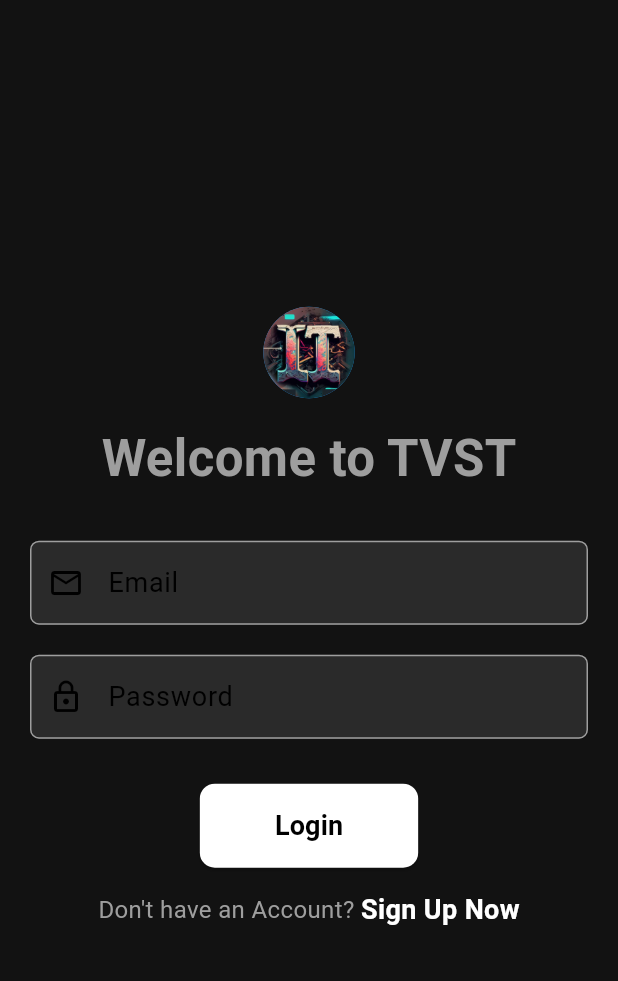
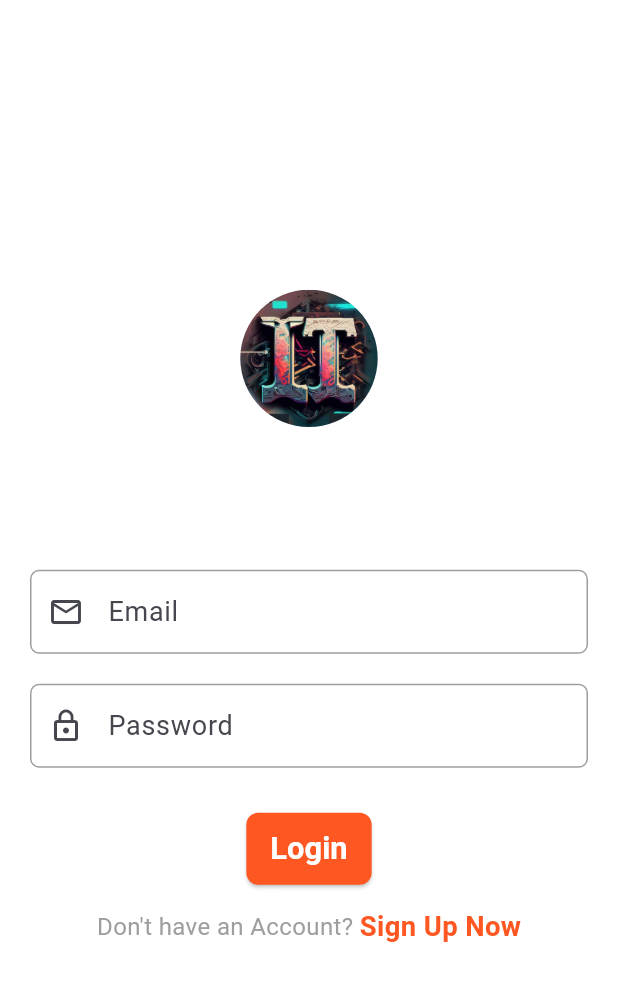
Before and after one commit to tunckankilic/tvst, a Flutter app: the screen it shows after launch, on a phone screen of 412 x 824 dp. Shown: the top 981 px of the screen. Run offline on Flutter 3.47's test engine with Material 3 defaults, Android fonts, the phone set to English and light mode, and no system bars; our stand-ins replace cloud_firestore, firebase_auth, firebase_core, firebase_storage, flutter_screenutil, get and 7 more; missing offline and left inert: video_compress; accounts and stored records are empty; Roboto replaces fonts that are missing (Acme).

Commit message:
release update

```diff
--- a/lib/consts/theme.dart
+++ b/lib/consts/theme.dart
@@ -3,112 +3,192 @@ import 'package:flutter_screenutil/flutter_screenutil.dart';
 import 'package:get/get.dart';
 import 'package:get_storage/get_storage.dart';
 
-// Tema renkleri
-class AppColors {
-  static const Color primaryLight = Color(0xFF00F2EA);
-  static const Color primaryDark = Color(0xFF00D2FF);
-  static const Color secondaryLight = Color(0xFFFF0050);
-  static const Color secondaryDark = Color(0xFFFF3B70);
-  static const Color backgroundLight = Color(0xFFFFFFFF);
-  static const Color backgroundDark = Color(0xFF121212);
-  static const Color surfaceLight = Color(0xFFF0F0F0);
-  static const Color surfaceDark = Color(0xFF1E1E1E);
-  static const Color textLight = Color(0xFF000000);
-  static const Color textDark = Color(0xFFFFFFFF);
-}
+import 'package:flutter/material.dart';
+import 'package:google_fonts/google_fonts.dart';
 
-// Tema tanımlamaları
 class AppTheme {
-  static final ThemeData theme = ThemeData(
-    primaryColor: Color(0xFF1E88E5), // Koyu arka plan
-    scaffoldBackgroundColor: Color(0xFF121212),
+  static ThemeData get lightTheme {
+    return ThemeData(
+      useMaterial3: true,
+      colorScheme: ColorScheme.fromSeed(
+        seedColor: const Color(0xFF1A237E),
+        primary: const Color(0xFF1A237E),
+        secondary: const Color(0xFFFF5722),
+        background: const Color(0xFFF5F5F5),
+        surface: Colors.white,
+        onPrimary: Colors.white,
+        onSecondary: Colors.white,
+        onBackground: const Color(0xFF333333),
+        onSurface: const Color(0xFF333333),
+      ),
       textTheme: TextTheme(
-      displayLarge: TextStyle(
+        displayLarge: GoogleFonts.montserrat(
+          fontSize: 32,
+          fontWeight: FontWeight.bold,
+          color: const Color(0xFF333333),
+        ),
+        displayMedium: GoogleFonts.montserrat(
+          fontSize: 28,
+          fontWeight: FontWeight.bold,
+          color: const Color(0xFF333333),
+        ),
+        displaySmall: GoogleFonts.montserrat(
+          fontSize: 24,
+          fontWeight: FontWeight.w600,
+          color: const Color(0xFF333333),
+        ),
+        headlineMedium: GoogleFonts.montserrat(
+          fontSize: 20,
+          fontWeight: FontWeight.w600,
+          color: const Color(0xFF333333),
+        ),
+        bodyLarge: GoogleFonts.roboto(
+          fontSize: 16,
+          fontWeight: FontWeight.normal,
+          color: const Color(0xFF333333),
+        ),
+        bodyMedium: GoogleFonts.roboto(
+          fontSize: 14,
+          fontWeight: FontWeight.normal,
+          color: const Color(0xFF333333),
+        ),
+      ),
+      appBarTheme: AppBarTheme(
+        backgroundColor: const Color(0xFF1A237E),
+        foregroundColor: Colors.white,
+        elevation: 0,
+        centerTitle: true,
+        titleTextStyle: GoogleFonts.montserrat(
+          fontSize: 20,
+          fontWeight: FontWeight.bold,
           color: Colors.white,
-        fontSize: 24.sp,
-        fontWeight: FontWeight.bold,
         ),
-      displayMedium: TextStyle(
+      ),
+      cardTheme: CardTheme(
+        elevation: 2,
+        shape: RoundedRectangleBorder(borderRadius: BorderRadius.circular(12)),
         color: Colors.white,
-        fontSize: 20.sp,
+      ),
+      elevatedButtonTheme: ElevatedButtonThemeData(
+        style: ElevatedButton.styleFrom(
+          backgroundColor: const Color(0xFFFF5722),
+          foregroundColor: Colors.white,
+          textStyle: GoogleFonts.roboto(
+            fontSize: 16,
             fontWeight: FontWeight.w600,
           ),
-      bodyLarge: TextStyle(
-        color: Colors.white,
-        fontSize: 16.sp,
-      ),
-      bodyMedium: TextStyle(
-        color: Colors.white70,
-        fontSize: 14.sp,
-      ),
-    ),
-    iconTheme: IconThemeData(
-      color: Colors.white,
-      size: 24.sp,
-    ),
-    buttonTheme: ButtonThemeData(
-      buttonColor: Color(0xFF1E88E5),
-      textTheme: ButtonTextTheme.primary,
-      shape: RoundedRectangleBorder(
-        borderRadius: BorderRadius.circular(8.r),
+          padding: const EdgeInsets.symmetric(horizontal: 16, vertical: 12),
+          shape: RoundedRectangleBorder(borderRadius: BorderRadius.circular(8)),
         ),
       ),
       inputDecorationTheme: InputDecorationTheme(
-      fillColor: Colors.white10,
+        border: OutlineInputBorder(
+          borderRadius: BorderRadius.circular(8),
+          borderSide: const BorderSide(color: Color(0xFF1A237E)),
+        ),
+        focusedBorder: OutlineInputBorder(
+          borderRadius: BorderRadius.circular(8),
+          borderSide: const BorderSide(color: Color(0xFFFF5722), width: 2),
+        ),
         filled: true,
+        fillColor: Colors.white,
+        labelStyle: GoogleFonts.roboto(color: const Color(0xFF333333)),
+      ),
+      iconTheme: const IconThemeData(color: Color(0xFF1A237E)),
+    );
+  }
+
+  static ThemeData get darkTheme {
+    return ThemeData(
+      useMaterial3: true,
+      colorScheme: ColorScheme.fromSeed(
+        seedColor: const Color(0xFF1A237E),
+        brightness: Brightness.dark,
+        primary: const Color(0xFF3949AB),
+        secondary: const Color(0xFFFF7043),
+        background: const Color(0xFF121212),
+        surface: const Color(0xFF1E1E1E),
+        onPrimary: Colors.white,
+        onSecondary: Colors.white,
+        onBackground: Colors.white,
+        onSurface: Colors.white,
+      ),
+      textTheme: TextTheme(
+        displayLarge: GoogleFonts.montserrat(
+          fontSize: 32,
+          fontWeight: FontWeight.bold,
+          color: Colors.white,
+        ),
+        displayMedium: GoogleFonts.montserrat(
+          fontSize: 28,
+          fontWeight: FontWeight.bold,
+          color: Colors.white,
+        ),
+        displaySmall: GoogleFonts.montserrat(
+          fontSize: 24,
+          fontWeight: FontWeight.w600,
+          color: Colors.white,
+        ),
+        headlineMedium: GoogleFonts.montserrat(
+          fontSize: 20,
+          fontWeight: FontWeight.w600,
+          color: Colors.white,
+        ),
+        bodyLarge: GoogleFonts.roboto(
+          fontSize: 16,
+          fontWeight: FontWeight.normal,
+          color: Colors.white,
+        ),
+        bodyMedium: GoogleFonts.roboto(
+          fontSize: 14,
+          fontWeight: FontWeight.normal,
+          color: Colors.white,
+        ),
+      ),
+      appBarTheme: AppBarTheme(
+        backgroundColor: const Color(0xFF1A237E),
+        foregroundColor: Colors.white,
+        elevation: 0,
+        centerTitle: true,
+        titleTextStyle: GoogleFonts.montserrat(
+          fontSize: 20,
+          fontWeight: FontWeight.bold,
+          color: Colors.white,
+        ),
+      ),
+      cardTheme: CardTheme(
+        elevation: 2,
+        shape: RoundedRectangleBorder(borderRadius: BorderRadius.circular(12)),
+        color: const Color(0xFF1E1E1E),
+      ),
+      elevatedButtonTheme: ElevatedButtonThemeData(
+        style: ElevatedButton.styleFrom(
+          backgroundColor: const Color(0xFFFF7043),
+          foregroundColor: Colors.white,
+          textStyle: GoogleFonts.roboto(
+            fontSize: 16,
+            fontWeight: FontWeight.w600,
+          ),
+          padding: const EdgeInsets.symmetric(horizontal: 16, vertical: 12),
+          shape: RoundedRectangleBorder(borderRadius: BorderRadius.circular(8)),
+        ),
+      ),
+      inputDecorationTheme: InputDecorationTheme(
         border: OutlineInputBorder(
-        borderRadius: BorderRadius.circular(8.r),
-        borderSide: BorderSide.none,
+          borderRadius: BorderRadius.circular(8),
+          borderSide: const BorderSide(color: Color(0xFF3949AB)),
         ),
-      hintStyle: TextStyle(color: Colors.white54),
+        focusedBorder: OutlineInputBorder(
+          borderRadius: BorderRadius.circular(8),
+          borderSide: const BorderSide(color: Color(0xFFFF7043), width: 2),
         ),
-    colorScheme: ColorScheme.fromSwatch()
-        .copyWith(secondary: Color(0xFFFFA000))
-        .copyWith(background: Color(0xFF121212)),
+        filled: true,
+        fillColor: const Color(0xFF2C2C2C),
+        labelStyle: GoogleFonts.roboto(color: Colors.white70),
+      ),
+      iconTheme: const IconThemeData(color: Color(0xFF3949AB)),
     );
-  static final ThemeData lightTheme = ThemeData(
-    brightness: Brightness.light,
-    primaryColor: AppColors.primaryLight,
-    scaffoldBackgroundColor: AppColors.backgroundLight,
-    colorScheme: const ColorScheme.light(
-      primary: AppColors.primaryLight,
-      secondary: AppColors.secondaryLight,
-      surface: AppColors.surfaceLight,
-      onPrimary: AppColors.textLight,
-      onSecondary: AppColors.textLight,
-      onSurface: AppColors.textLight,
-    ),
-    appBarTheme: const AppBarTheme(
-      color: AppColors.primaryLight,
-      iconTheme: IconThemeData(color: AppColors.textLight),
-    ),
-    textTheme: const TextTheme(
-      bodyLarge: TextStyle(color: AppColors.textLight),
-      bodyMedium: TextStyle(color: AppColors.textLight),
-    ),
-  );
-
-  static final ThemeData darkTheme = ThemeData(
-    brightness: Brightness.dark,
-    primaryColor: AppColors.primaryDark,
-    scaffoldBackgroundColor: AppColors.backgroundDark,
-    colorScheme: const ColorScheme.dark(
-      primary: AppColors.primaryDark,
-      secondary: AppColors.secondaryDark,
-      surface: AppColors.surfaceDark,
-      onPrimary: AppColors.textDark,
-      onSecondary: AppColors.textDark,
-      onSurface: AppColors.textDark,
-    ),
-    appBarTheme: const AppBarTheme(
-      color: AppColors.primaryDark,
-      iconTheme: IconThemeData(color: AppColors.textDark),
-    ),
-    textTheme: const TextTheme(
-      bodyLarge: TextStyle(color: AppColors.textDark),
-      bodyMedium: TextStyle(color: AppColors.textDark),
-    ),
-  );
+  }
 }
 
 // Tema kontrolcüsü
--- a/lib/main.dart
+++ b/lib/main.dart
@@ -29,13 +29,15 @@ class MyApp extends StatelessWidget {
   @override
   Widget build(BuildContext context) {
     return ScreenUtilInit(
-      designSize: const Size(375, 812),
+      designSize: const Size(360, 690),
       minTextAdapt: true,
       builder: (context, child) {
         return GetMaterialApp(
           title: 'TVST',
           debugShowCheckedModeBanner: false,
-          theme: AppTheme.theme,
+          theme: AppTheme.lightTheme,
+          darkTheme: AppTheme.darkTheme,
+          themeMode: ThemeMode.system,
           home: client != null ? const HomeScreen() : const LoginScreen(),
           initialBinding:
               client != null ? HomeBindings() : AuthenticationBindings(),
--- a/lib/view/auth/login_screen.dart
+++ b/lib/view/auth/login_screen.dart
@@ -2,6 +2,7 @@ import 'package:flutter/material.dart';
 import 'package:flutter_screenutil/flutter_screenutil.dart';
 import 'package:get/get.dart';
 import 'package:google_fonts/google_fonts.dart';
+import 'package:tvst/consts/theme.dart';
 import 'package:tvst/view/auth/registration_screen.dart';
 import 'package:tvst/view/widgets/input_text_widget.dart';
 import 'authentication_controller.dart';
@@ -25,9 +26,9 @@ class LoginScreen extends GetView<AuthenticationController> {
                 const SizedBox(height: 20),
                 _buildPasswordInput(),
                 const SizedBox(height: 30),
-                _buildLoginButton(),
+                _buildLoginButton(context),
                 const SizedBox(height: 15),
-                _buildSignUpPrompt(),
+                _buildSignUpPrompt(context),
               ],
             ),
           ),
@@ -36,22 +37,57 @@ class LoginScreen extends GetView<AuthenticationController> {
     );
   }
 
+  Widget _buildLoginButton(BuildContext context) {
+    return Obx(
+      () => controller.showProgressBar.value
+          ? CircularProgressIndicator(
+              color: Theme.of(context).colorScheme.secondary)
+          : ElevatedButton(
+              onPressed: _handleLogin,
+              child: Text(
+                "Login",
+                style: TextStyle(fontSize: 18.sp, fontWeight: FontWeight.w600),
+              ),
+            ),
+    );
+  }
+
+  Widget _buildSignUpPrompt(BuildContext context) {
+    return Row(
+      mainAxisAlignment: MainAxisAlignment.center,
+      children: [
+        Text("Don't have an Account? ",
+            style: TextStyle(fontSize: 14.sp, color: Colors.grey)),
+        GestureDetector(
+          onTap: () => Get.to(() => const RegistrationScreen()),
+          child: Text(
+            "Sign Up Now",
+            style: TextStyle(
+              fontSize: 16.sp,
+              color: Theme.of(context).colorScheme.secondary,
+              fontWeight: FontWeight.bold,
+            ),
+          ),
+        ),
+      ],
+    );
+  }
+
   Widget _buildWelcomeText() {
     return Column(
       children: [
         CircleAvatar(
-          radius: 30.r,
-          backgroundImage: AssetImage(
-            "images/512.png",
-          ),
+          radius: 40.r,
+          backgroundImage: AssetImage("images/512.png"),
         ),
-        const SizedBox(
-          height: 16,
-        ),
+        SizedBox(height: 16.h),
         Text(
           "Welcome to TVST",
-          style: GoogleFonts.acme(
-              fontSize: 34, color: Colors.grey, fontWeight: FontWeight.bold),
+          style: GoogleFonts.poppins(
+            fontSize: 28.sp,
+            fontWeight: FontWeight.bold,
+            color: Colors.white,
+          ),
         ),
       ],
     );
@@ -75,30 +111,6 @@ class LoginScreen extends GetView<AuthenticationController> {
     );
   }
 
-  Widget _buildLoginButton() {
-    return Obx(
-      () => controller.showProgressBar.value
-          ? const CircularProgressIndicator()
-          : ElevatedButton(
-              onPressed: _handleLogin,
-              style: ElevatedButton.styleFrom(
-                backgroundColor: Colors.white,
-                padding:
-                    const EdgeInsets.symmetric(horizontal: 50, vertical: 15),
-                shape: RoundedRectangleBorder(
-                    borderRadius: BorderRadius.circular(10)),
-              ),
-              child: const Text(
-                "Login",
-                style: TextStyle(
-                    fontSize: 18,
-                    color: Colors.black,
-                    fontWeight: FontWeight.w700),
-              ),
-            ),
-    );
-  }
-
   void _handleLogin() {
     if (controller.emailController.text.isNotEmpty &&
         controller.passwordController.text.isNotEmpty) {
@@ -111,22 +123,4 @@ class LoginScreen extends GetView<AuthenticationController> {
       Get.snackbar("Error", "Please fill in all fields");
     }
   }
-
-  Widget _buildSignUpPrompt() {
-    return Row(
-      mainAxisAlignment: MainAxisAlignment.center,
-      children: [
-        const Text("Don't have an Account? ",
-            style: TextStyle(fontSize: 16, color: Colors.grey)),
-        GestureDetector(
-          onTap: () => Get.to(() => const RegistrationScreen()),
-          child: const Text(
-            "Sign Up Now",
-            style: TextStyle(
-                fontSize: 18, color: Colors.white, fontWeight: FontWeight.bold),
-          ),
-        ),
-      ],
-    );
-  }
 }
--- a/lib/view/home/for_you/for_you_video_screen.dart
+++ b/lib/view/home/for_you/for_you_video_screen.dart
@@ -12,6 +12,7 @@ class ForYouVideoScreen extends GetView<ControllerForYouVideos> {
 
   @override
   Widget build(BuildContext context) {
+    Get.lazyPut(() => ControllerForYouVideos());
     return Scaffold(
       body: Obx(() {
         return PageView.builder(
--- a/lib/view/home/search/search_screen.dart
+++ b/lib/view/home/search/search_screen.dart
@@ -56,11 +56,10 @@ class SearchScreen extends GetView<sa.SearchController> {
 
   Widget _buildEmptyState(BuildContext context) {
     return Center(
-      child: Image.asset(
-        "images/search.png",
-        width: MediaQuery.of(context).size.width * .5,
-      ),
-    );
+        child: Text(
+      "There is no Search Results",
+      style: Theme.of(context).textTheme.displaySmall,
+    ));
   }
 
   Widget _buildSearchResults() {
--- a/lib/view/home/upload/upload_controller.dart
+++ b/lib/view/home/upload/upload_controller.dart
@@ -12,7 +12,7 @@ class UploadController extends GetxController {
   compressVideoFile(String videoFilePath) async {
     final compressedVideoFilePath = await VideoCompress.compressVideo(
         videoFilePath,
-        quality: VideoQuality.LowQuality);
+        quality: VideoQuality.HighestQuality);
 
     return compressedVideoFilePath!.file;
   }
--- a/lib/view/home/upload/upload_video_screen.dart
+++ b/lib/view/home/upload/upload_video_screen.dart
@@ -124,9 +124,9 @@ class _UploadVideoScreenState extends State<UploadVideoScreen> {
         child: Column(
           mainAxisAlignment: MainAxisAlignment.center,
           children: [
-            Image.asset(
-              "images/upload.png",
-              width: 260,
+            Text(
+              "Video Upload Section",
+              style: Theme.of(context).textTheme.displaySmall,
             ),
             const SizedBox(height: 20),
             ElevatedButton.icon(
```
Also changed, not shown: pubspec.lock, 3 other files. Lines whose indentation alone changed are shown as unchanged.
